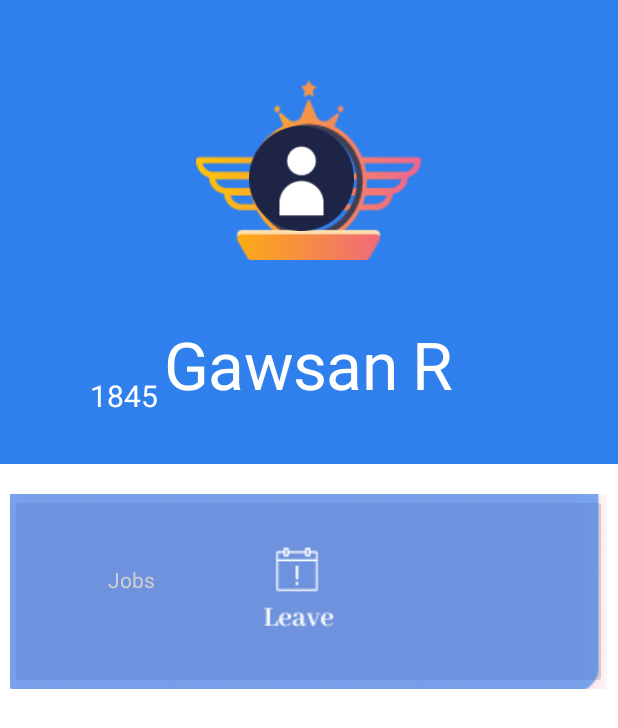
After one commit to Mad-Brothers-app/STK, an Android app: the layout activity_content_driver.xml on its own in the app's theme, with its tools: preview values and no code run, on a phone screen of 412 x 824 dp. The commit adds this screen. Shown: the top 728 px of the screen. Run offline under Robolectric (Android 15) with nearby library versions, the phone set to English and light mode, and no system bars.

Commit message:
my driver contentDriver

```diff
--- a/app/src/main/AndroidManifest.xml
+++ b/app/src/main/AndroidManifest.xml
@@ -9,6 +9,9 @@
         android:roundIcon="@mipmap/ic_launcher_round"
         android:supportsRtl="true"
         android:theme="@style/Theme.BusSeatReserve">
+        <activity
+            android:name=".BusRouteDisplay"
+            android:exported="false" />
         <activity
             android:name=".SEATT"
             android:exported="false" />
--- a/app/src/main/java/com/example/busseatreserve/MainActivity.java
+++ b/app/src/main/java/com/example/busseatreserve/MainActivity.java
@@ -10,6 +10,7 @@ import android.widget.Button;
 public class MainActivity extends AppCompatActivity {
 
     Button driver;
+
     @Override
     protected void onCreate(Bundle savedInstanceState) {
         super.onCreate(savedInstanceState);
@@ -20,4 +21,9 @@ public class MainActivity extends AppCompatActivity {
         Intent intent = new Intent(this, driverLogin.class);
         startActivity(intent);
     }
+
+    public void contentDriver(View view) {
+        Intent intent=new Intent(this,contentDriver.class);
+        startActivity(intent);
+    }
 }
--- /dev/null
+++ b/app/src/main/java/com/example/busseatreserve/contentDriver.java
@@ -0,0 +1,14 @@
+package com.example.busseatreserve;
+
+import androidx.appcompat.app.AppCompatActivity;
+
+import android.os.Bundle;
+
+public class contentDriver extends AppCompatActivity {
+
+    @Override
+    protected void onCreate(Bundle savedInstanceState) {
+        super.onCreate(savedInstanceState);
+        setContentView(R.layout.activity_content_driver);
+    }
+}
--- /dev/null
+++ b/app/src/main/res/layout/activity_content_driver.xml
@@ -0,0 +1,106 @@
+<?xml version="1.0" encoding="utf-8"?>
+<androidx.constraintlayout.widget.ConstraintLayout xmlns:android="http://schemas.android.com/apk/res/android"
+    xmlns:app="http://schemas.android.com/apk/res-auto"
+    xmlns:tools="http://schemas.android.com/tools"
+    android:layout_width="match_parent"
+    android:layout_height="match_parent">
+
+    <View
+        android:id="@+id/profilebg"
+        android:layout_width="428dp"
+        android:layout_height="309dp"
+        android:layout_alignParentLeft="true"
+        android:layout_alignParentTop="true"
+        android:layout_marginBottom="28dp"
+        android:background="@drawable/bgcontent"
+        app:layout_constraintBottom_toTopOf="@+id/leave"
+        app:layout_constraintEnd_toEndOf="parent"
+        app:layout_constraintHorizontal_bias="0.529"
+        app:layout_constraintStart_toStartOf="parent"
+        app:layout_constraintTop_toTopOf="parent"
+        app:layout_constraintVertical_bias="0.0"
+        tools:ignore="MissingConstraints" />
+
+    <ImageButton
+        android:id="@+id/leave"
+        android:layout_width="398dp"
+        android:layout_height="130dp"
+        android:layout_marginTop="329dp"
+        android:layout_marginBottom="268dp"
+        app:layout_constraintBottom_toBottomOf="parent"
+        app:layout_constraintEnd_toEndOf="parent"
+        app:layout_constraintHorizontal_bias="0.461"
+        app:layout_constraintStart_toStartOf="parent"
+        app:layout_constraintTop_toTopOf="parent"
+        app:layout_constraintVertical_bias="0.0"
+        app:srcCompat="@drawable/leave" />
+
+    <ImageView
+        android:id="@+id/imageView2"
+        android:layout_width="wrap_content"
+        android:layout_height="wrap_content"
+        android:layout_marginBottom="136dp"
+        app:layout_constraintBottom_toBottomOf="@+id/profilebg"
+        app:layout_constraintEnd_toEndOf="parent"
+        app:layout_constraintHorizontal_bias="0.498"
+        app:layout_constraintStart_toStartOf="parent"
+        app:srcCompat="@drawable/champion" />
+
+    <ImageView
+        android:id="@+id/imageView3"
+        android:layout_width="99dp"
+        android:layout_height="70dp"
+        android:layout_marginStart="137dp"
+        android:layout_marginTop="84dp"
+        app:layout_constraintEnd_toEndOf="@+id/imageView2"
+        app:layout_constraintHorizontal_bias="0.313"
+        app:layout_constraintStart_toStartOf="parent"
+        app:layout_constraintTop_toTopOf="parent"
+        app:srcCompat="@drawable/user" />
+
+    <TextView
+        android:id="@+id/textView2"
+        android:layout_width="wrap_content"
+        android:layout_height="wrap_content"
+        android:layout_marginTop="197dp"
+        android:layout_marginBottom="515dp"
+        android:letterSpacing="-0.01"
+        android:text="@string/dr_name"
+        android:textColor="#FFFFFF"
+        android:textSize="44sp"
+        app:layout_constraintBottom_toBottomOf="parent"
+        app:layout_constraintEnd_toEndOf="parent"
+        app:layout_constraintStart_toStartOf="parent"
+        app:layout_constraintTop_toTopOf="parent"
+        app:layout_constraintVertical_bias="0.3" />
+
+    <TextView
+        android:id="@+id/totaljobs"
+        android:layout_width="wrap_content"
+        android:layout_height="wrap_content"
+        android:layout_marginStart="60dp"
+        android:layout_marginTop="250dp"
+        android:layout_marginBottom="455dp"
+        android:text="@string/totaljobs"
+        android:textColor="#ffff"
+        android:textSize="20sp"
+        app:layout_constraintBottom_toBottomOf="parent"
+        app:layout_constraintStart_toStartOf="parent"
+        app:layout_constraintTop_toTopOf="parent"
+        app:layout_constraintVertical_bias="0.0" />
+
+    <TextView
+        android:id="@+id/jobs"
+        android:layout_width="wrap_content"
+        android:layout_height="wrap_content"
+        android:layout_marginStart="72dp"
+        android:layout_marginBottom="428dp"
+        android:text="@string/jobs"
+        android:textColor="#D0CECF"
+        app:layout_constraintBottom_toBottomOf="parent"
+        app:layout_constraintStart_toStartOf="parent"
+        app:layout_constraintTop_toBottomOf="@+id/totaljobs"
+        app:layout_constraintVertical_bias="1.0" />
+
+
+</androidx.constraintlayout.widget.ConstraintLayout>
--- a/app/src/main/res/layout/activity_main.xml
+++ b/app/src/main/res/layout/activity_main.xml
@@ -13,9 +13,21 @@
         android:layout_marginStart="121dp"
         android:layout_marginTop="94dp"
         android:layout_marginEnd="196dp"
+        android:onClick="showLogin"
         android:text="Button"
         app:layout_constraintEnd_toEndOf="parent"
         app:layout_constraintStart_toStartOf="parent"
+        app:layout_constraintTop_toTopOf="parent" />
+
+    <Button
+        android:id="@+id/profile"
+        android:layout_width="wrap_content"
+        android:layout_height="wrap_content"
+        android:layout_marginTop="186dp"
+        android:text="Button"
+        app:layout_constraintEnd_toEndOf="parent"
+        app:layout_constraintHorizontal_bias="0.381"
+        app:layout_constraintStart_toStartOf="parent"
         app:layout_constraintTop_toTopOf="parent"
-        android:onClick="showLogin"/>
+        android:onClick="contentDriver"/>
 </androidx.constraintlayout.widget.ConstraintLayout>
--- a/app/src/main/res/values/colors.xml
+++ b/app/src/main/res/values/colors.xml
@@ -8,5 +8,6 @@
     <color name="black">#FF000000</color>
     <color name="white">#FFFFFFFF</color>
     <color name="bg">#E5E5E5</color>
+    <color name="ash">#D0CECF</color>
 
 </resources>
--- a/app/src/main/res/values/strings.xml
+++ b/app/src/main/res/values/strings.xml
@@ -9,6 +9,7 @@
     <string name="uName">User Name</string>
     <string name="uPassword">Password</string>
     <string name="title_activity_seat">Seat</string>
+    <string name="leave">Leave request</string>
     <!-- Strings used for fragments for navigation -->
     <string name="first_fragment_label">First Fragment</string>
     <string name="second_fragment_label">Second Fragment</string>
@@ -16,5 +17,9 @@
     <string name="previous">Previous</string>
     <string name="hello_first_fragment">Hello first fragment</string>
     <string name="hello_second_fragment">Hello second fragment. Arg: %1$s</string>
+    <string name="dr_name">Gawsan R</string>
+    <string name="totaljobs">1845</string>
+    <string name="jobs">Jobs</string>
+
 
 </resources>
```
Also changed, not shown: app/src/main/res/drawable/bgcontent.png (added), app/src/main/res/drawable/champion.png, app/src/main/res/drawable/leave.png (added), app/src/main/res/drawable/user.png (added).
